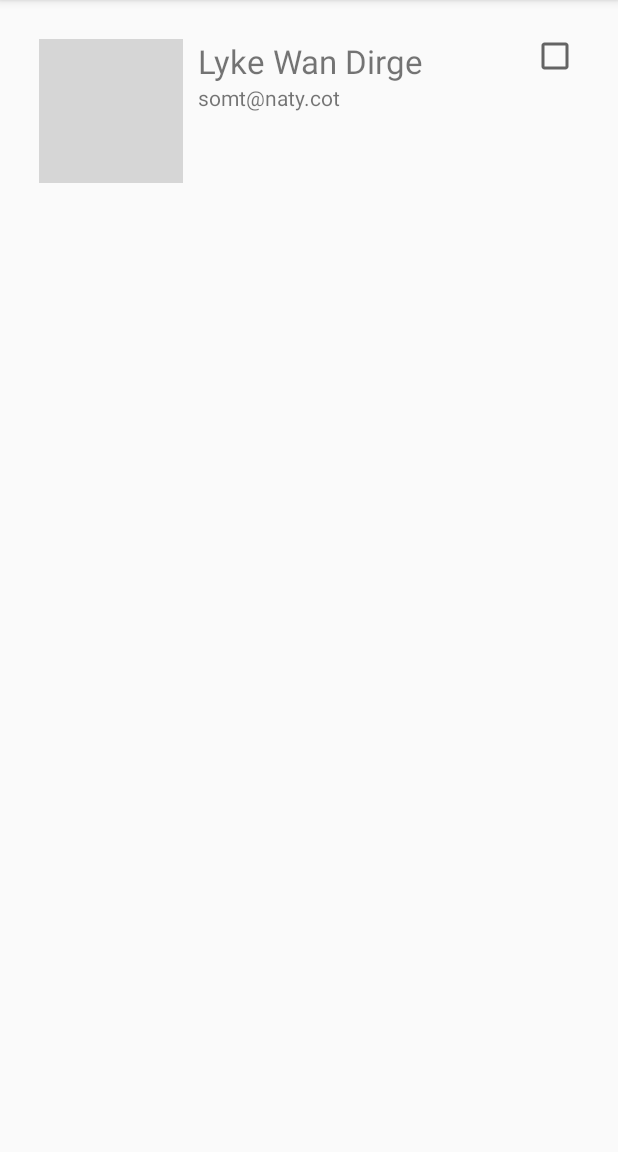
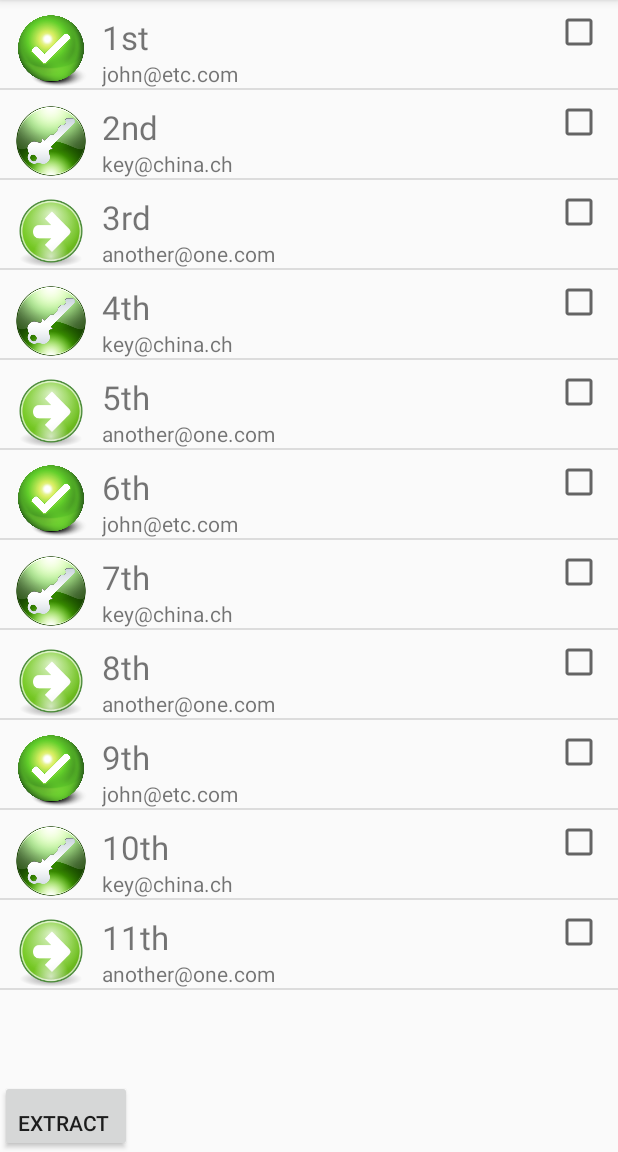
Before and after one commit to EnlightenedCSF/AndroidCustomComponent, an Android app: the screen it shows after launch (MainActivity), on a phone screen of 412 x 824 dp, the part 84-1236 px from its top. Run offline under Robolectric (Android 15) with nearby library versions, the phone set to English and light mode, and no system bars; grey boxes are pictures that could not be loaded.

Commit message:
Adapter+another activity added

```diff
--- a/app/src/main/AndroidManifest.xml
+++ b/app/src/main/AndroidManifest.xml
@@ -16,6 +16,10 @@
                 <category android:name="android.intent.category.LAUNCHER" />
             </intent-filter>
         </activity>
+        <activity
+            android:name=".FilterActivity"
+            android:label="@string/title_activity_filter" >
+        </activity>
     </application>
 
 </manifest>
--- a/app/src/main/java/ru/vsu/csf/enlightened/customcomponent/MainActivity.java
+++ b/app/src/main/java/ru/vsu/csf/enlightened/customcomponent/MainActivity.java
@@ -1,17 +1,72 @@
 package ru.vsu.csf.enlightened.customcomponent;
 
+import android.content.Intent;
+import android.os.Bundle;
 import android.support.v7.app.ActionBarActivity;
-import android.os.Bundle;
+import android.util.Log;
 import android.view.Menu;
 import android.view.MenuItem;
+import android.view.View;
+import android.widget.Button;
+import android.widget.ListView;
 
+import java.util.ArrayList;
+import java.util.Arrays;
+
+import ru.vsu.csf.enlightened.customcomponent.Model.Profile;
+import ru.vsu.csf.enlightened.customcomponent.MyComponent.ProfileTitle;
+import ru.vsu.csf.enlightened.customcomponent.MyComponent.ProfileTitleAdapter;
 
 public class MainActivity extends ActionBarActivity {
+
+    static final String FILTER_TAG = "filter";
+
+    ArrayList<Profile> data;
 
     @Override
     protected void onCreate(Bundle savedInstanceState) {
         super.onCreate(savedInstanceState);
         setContentView(R.layout.activity_main);
+
+         data = new ArrayList<Profile>(){{
+            add(new Profile("1st", "john@etc.com", R.drawable.icon_joe));
+            add(new Profile("2nd", "key@china.ch", R.drawable.icon_key));
+            add(new Profile("3rd", "another@one.com", R.drawable.icon_next));
+            add(new Profile("4th", "key@china.ch", R.drawable.icon_key));
+            add(new Profile("5th", "another@one.com", R.drawable.icon_next));
+            add(new Profile("6th", "john@etc.com", R.drawable.icon_joe));
+            add(new Profile("7th", "key@china.ch", R.drawable.icon_key));
+            add(new Profile("8th", "another@one.com", R.drawable.icon_next));
+            add(new Profile("9th", "john@etc.com", R.drawable.icon_joe));
+            add(new Profile("10th", "key@china.ch", R.drawable.icon_key));
+            add(new Profile("11th", "another@one.com", R.drawable.icon_next));
+        }};
+
+        final ListView list = (ListView) findViewById(R.id.myListView);
+        list.setAdapter(new ProfileTitleAdapter(this, data));
+
+        Button extractBtn = (Button) findViewById(R.id.btnExtract);
+        extractBtn.setOnClickListener(new View.OnClickListener() {
+            @Override
+            public void onClick(View view) {
+
+                Intent intent = new Intent(MainActivity.this, FilterActivity.class);
+
+                ArrayList<String> content = new ArrayList<String>();
+                for (int i = 0; i < list.getChildCount(); i++) {
+                    if (((ProfileTitle) list.getChildAt(i)).getIsChecked()) {
+                        content.add(data.get(i).getName());
+                    }
+                }
+
+                String[] parcel = new String[content.size()];
+                parcel = content.toArray(parcel);
+
+                intent.putExtra(MainActivity.FILTER_TAG, parcel);
+
+                startActivity(intent);
+            }
+        });
     }
 
 
--- /dev/null
+++ b/app/src/main/java/ru/vsu/csf/enlightened/customcomponent/Model/Profile.java
@@ -0,0 +1,41 @@
+package ru.vsu.csf.enlightened.customcomponent.Model;
+
+import android.graphics.drawable.Drawable;
+
+/** Created by enlightenedcsf on 07.10.14. */
+public class Profile {
+
+    private String name;
+    private String email;
+    private int icon;
+
+    public Profile(String name, String email, int icon) {
+        this.name = name;
+        this.email = email;
+        this.icon = icon;
+    }
+
+    public String getName() {
+        return name;
+    }
+
+    public void setName(String name) {
+        this.name = name;
+    }
+
+    public String getEmail() {
+        return email;
+    }
+
+    public void setEmail(String email) {
+        this.email = email;
+    }
+
+    public int getIcon() {
+        return icon;
+    }
+
+    public void setIcon(int icon) {
+        this.icon = icon;
+    }
+}
--- a/app/src/main/java/ru/vsu/csf/enlightened/customcomponent/MyComponent/ProfileTitle.java
+++ b/app/src/main/java/ru/vsu/csf/enlightened/customcomponent/MyComponent/ProfileTitle.java
@@ -4,10 +4,12 @@ import android.content.Context;
 import android.content.res.TypedArray;
 import android.graphics.drawable.Drawable;
 import android.util.AttributeSet;
+import android.widget.CheckBox;
 import android.widget.ImageView;
 import android.widget.RelativeLayout;
 import android.widget.TextView;
 
+import ru.vsu.csf.enlightened.customcomponent.Model.Profile;
 import ru.vsu.csf.enlightened.customcomponent.R;
 
 /** Created by enlightenedcsf on 29.09.14. */
@@ -16,6 +18,11 @@ public class ProfileTitle extends RelativeLayout {
     private TextView mainText;
     private TextView extraText;
     private ImageView iconView;
+    private CheckBox isChecked;
+
+    public boolean getIsChecked() {
+        return isChecked.isChecked();
+    }
 
     public ProfileTitle(Context context) {
         super(context);
@@ -32,7 +39,6 @@ public class ProfileTitle extends RelativeLayout {
         init(attrs, context);
     }
 
-
     protected void init(AttributeSet attrs, Context context) {
         inflate(getContext(), R.layout.profile_title, this);
 
@@ -48,10 +54,12 @@ public class ProfileTitle extends RelativeLayout {
             mainText = (TextView) findViewById(R.id.profile_title_name);
             extraText = (TextView) findViewById(R.id.profile_title_email);
             iconView = (ImageView) findViewById(R.id.profile_title_icon);
+            isChecked = (CheckBox) findViewById(R.id.profile_title_checkbox);
 
             mainText.setText(main);
             extraText.setText(extra);
             iconView.setImageDrawable(icon);
+            isChecked.setChecked(false);
 
             invalidate();
             requestLayout();
@@ -60,4 +68,11 @@ public class ProfileTitle extends RelativeLayout {
             array.recycle();
         }
     }
+
+    public void populate(Profile profile) {
+        mainText.setText(profile.getName());
+        extraText.setText(profile.getEmail());
+        iconView.setImageDrawable(this.getContext().getResources().getDrawable(profile.getIcon()));
+        isChecked.setChecked(false);
+    }
 }
--- /dev/null
+++ b/app/src/main/java/ru/vsu/csf/enlightened/customcomponent/MyComponent/ProfileTitleAdapter.java
@@ -0,0 +1,46 @@
+package ru.vsu.csf.enlightened.customcomponent.MyComponent;
+
+import android.content.Context;
+import android.view.View;
+import android.view.ViewGroup;
+import android.widget.ArrayAdapter;
+
+import java.util.ArrayList;
+
+import ru.vsu.csf.enlightened.customcomponent.Model.Profile;
+import ru.vsu.csf.enlightened.customcomponent.R;
+
+/** Created by enlightenedcsf on 07.10.14. */
+public class ProfileTitleAdapter extends ArrayAdapter<ProfileTitle> {
+
+    private ArrayList<Profile> list;
+
+    public ProfileTitleAdapter(Context context, ArrayList<Profile> list) {
+        super(context, R.layout.profile_title);
+        this.list = list;
+    }
+
+
+    /*@Override
+    public ProfileTitle getItem(int position) {
+        return super.getItem(position);
+    }*/
+
+    @Override
+    public int getCount() {
+        return list.size();
+    }
+
+    @Override
+    public View getView(int position, View convertView, ViewGroup parent) {
+
+        ProfileTitle item = (ProfileTitle) convertView;
+
+        if (item == null) {
+            item = new ProfileTitle(getContext());
+        }
+
+        item.populate(list.get(position));
+        return item;
+    }
+}
--- a/app/src/main/res/layout/activity_main.xml
+++ b/app/src/main/res/layout/activity_main.xml
@@ -1,14 +1,12 @@
-<RelativeLayout xmlns:android="http://schemas.android.com/apk/res/android"
+<LinearLayout xmlns:android="http://schemas.android.com/apk/res/android"
     xmlns:tools="http://schemas.android.com/tools"
     xmlns:customAttributes="http://schemas.android.com/apk/res-auto"
     android:layout_width="match_parent"
     android:layout_height="match_parent"
-    android:paddingLeft="@dimen/activity_horizontal_margin"
-    android:paddingRight="@dimen/activity_horizontal_margin"
-    android:paddingTop="@dimen/activity_vertical_margin"
-    android:paddingBottom="@dimen/activity_vertical_margin"
+    android:orientation="vertical"
     tools:context=".MainActivity">
 
+    <!--
     <ru.vsu.csf.enlightened.customcomponent.MyComponent.ProfileTitle
         android:layout_width="wrap_content"
         android:layout_height="wrap_content"
@@ -16,5 +14,19 @@
         customAttributes:extraText="@string/email"
         customAttributes:profileIcon="@drawable/abc_ic_search"
         />
+    -->
 
-</RelativeLayout>
+    <ListView
+        android:id="@+id/myListView"
+        android:layout_width="match_parent"
+        android:layout_height="0dp"
+        android:layout_weight="1"
+        />
+
+    <Button
+        android:id="@+id/btnExtract"
+        android:layout_width="wrap_content"
+        android:layout_height="wrap_content"
+        android:gravity="bottom"
+        android:text="@string/btnExtractName" />
+</LinearLayout>
--- a/app/src/main/res/layout/profile_title.xml
+++ b/app/src/main/res/layout/profile_title.xml
@@ -5,8 +5,9 @@
 
     <ImageView
         android:id="@+id/profile_title_icon"
-        android:layout_width="wrap_content"
-        android:layout_height="wrap_content"
+        android:layout_width="48dp"
+        android:layout_height="48dp"
+        android:scaleType="fitCenter"
         android:layout_marginTop="10dp"
         android:layout_marginLeft="10dp"
         android:layout_marginStart="10dp"
--- a/app/src/main/res/values/strings.xml
+++ b/app/src/main/res/values/strings.xml
@@ -7,5 +7,7 @@
     <string name="profile_title_icon_comment">Profile picture</string>
     <string name="name">Lyke Wan Dirge</string>
     <string name="email">somt@naty.cot</string>
+    <string name="btnExtractName">Extract</string>
+    <string name="title_activity_filter">FilterActivity</string>
 
 </resources>
```
Also changed, not shown: app/src/main/java/ru/vsu/csf/enlightened/customcomponent/FilterActivity.java (added, +50 -0 lines), app/src/main/res/layout/activity_filter.xml (added, +22 -0 lines), app/src/main/res/menu/filter.xml (added, +9 -0 lines), app/src/main/res/drawable-hdpi/icon_joe.png (added), app/src/main/res/drawable-hdpi/icon_key.png (added), app/src/main/res/drawable-hdpi/icon_next.png (added).
